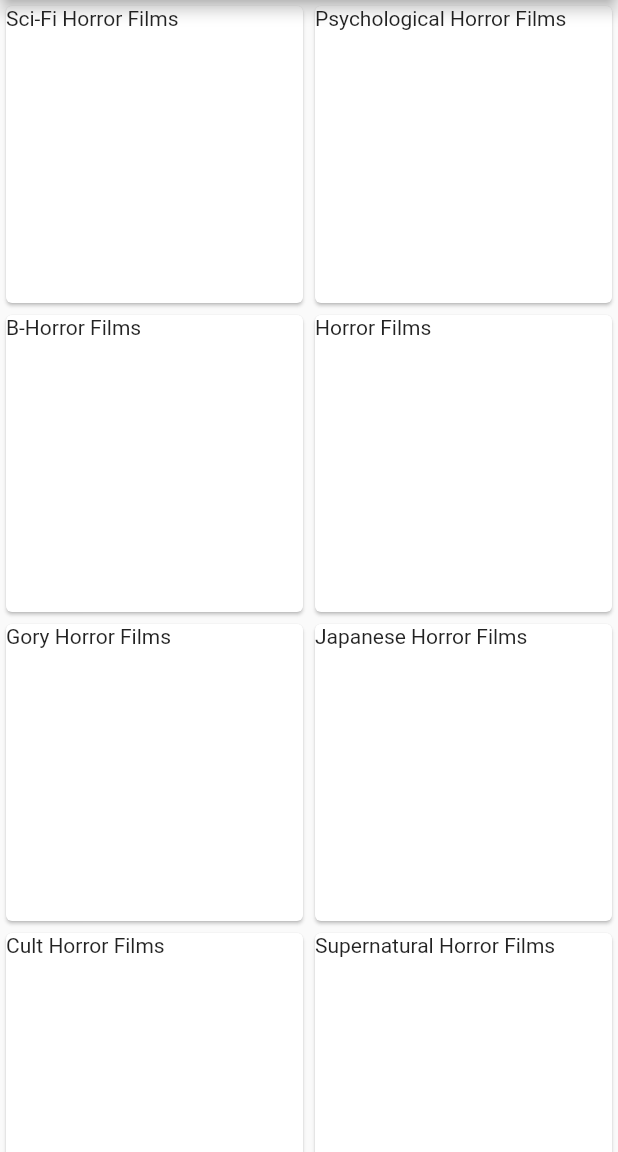
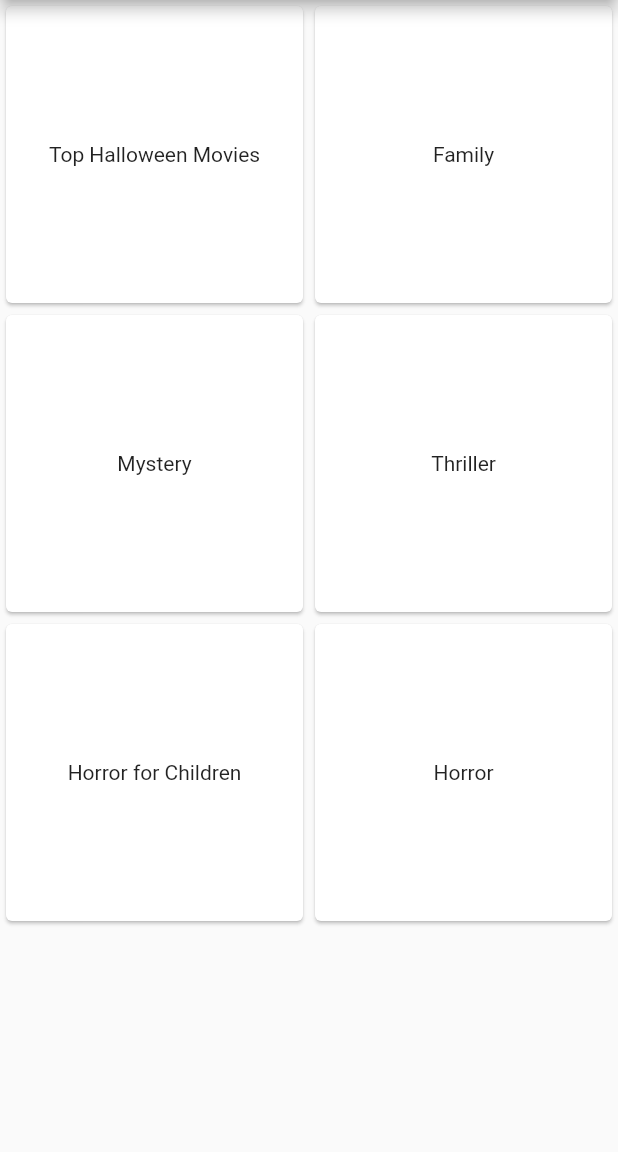
Before and after one commit to kylejava/HackorTreat2020, a Flutter app: the screen it shows after launch, on a phone screen of 412 x 824 dp, the part 84-1236 px from its top. Run offline on Flutter 3.47's test engine with Material 2 defaults, Android fonts, the phone set to English and light mode, and no system bars; our stand-ins replace flutter_spinkit.

```diff
--- a/lib/main.dart
+++ b/lib/main.dart
@@ -1,8 +1,10 @@
 import 'package:flutter/material.dart';
 import 'package:horrify/pages/home.dart';
 import 'package:horrify/pages/genrelist.dart';
-import 'package:horrify/services/loadToGenre.dart';
-
+import 'package:horrify/pages/loadToMovie.dart';
+import 'file:///C:/Users/Kyle/Desktop/code/DSCFlutterWorkshop/horrify/lib/pages/loadToGenre.dart';
+import 'package:horrify/pages/movielist.dart';
+import 'package:horrify/pages/loadToMovie.dart';
 void main() {
   runApp(MyApp());
 }
@@ -16,6 +18,8 @@ class MyApp extends StatelessWidget {
         '/home': (context) => HomeScreen(),
         '/genrelist': (context) => GenreList(),
         '/loadtogenre': (context) => LoadToGenre(),
+        '/movielist': (context) => MovieList(),
+        '/loadtomovie': (context) => LoadToMovie(),
       },
     );
   }
--- a/lib/pages/genrelist.dart
+++ b/lib/pages/genrelist.dart
@@ -22,14 +22,14 @@ class _GenreListState extends State<GenreList> {
             return GestureDetector(
               onTap: () =>
               {
-                Navigator.pushReplacementNamed(context, "/loadtogenre" , arguments: {
-                  'genreName': genres[index]['genre'],
-                  'genreId': genres[index]['netflixid']
+                Navigator.pushNamed(context, "/loadtogenre" , arguments: {
+                  'genreName': genres[index]['name'],
+                  'genreId': genres[index]['id']
                 })
 
               },
               child: Card(
-                child: Text(genres[index]['genre']),
+                child: Center(child: Text(genres[index]['name']),),
               ),
             );
           },
--- a/lib/services/ListOfGenres.dart
+++ b/lib/services/ListOfGenres.dart
@@ -1,18 +1,25 @@
-List genres = [{'genre': 'Sci-Fi Horror Films', 'netflixid': 1694},
-  {'genre': 'Psychological Horror Films', 'netflixid': 4809},
-  {'genre': 'B-Horror Films', 'netflixid': 8195},
-  {'genre': 'Horror Films', 'netflixid': 8711},
-  {'genre': 'Gory Horror Films', 'netflixid': 9509},
-  {'genre': 'Japanese Horror Films', 'netflixid': 10750},
-  {'genre': 'Cult Horror Films', 'netflixid': 10944},
-  {'genre': 'Supernatural Horror Films', 'netflixid': 42023},
-  {'genre': 'Deep Sea Horror Films', 'netflixid': 45028},
-  {'genre': 'Classic Horror Films', 'netflixid': 48303},
-  {'genre': 'Thai Horror Movies', 'netflixid': 65209},
-  {'genre': 'Zombie Horror Films', 'netflixid': 75405},
-  {'genre': 'Vampire Horror Films', 'netflixid': 75804},
-  {'genre': 'Werewolf Horror Films', 'netflixid': 75930},
-  {'genre': 'Horror Programmes', 'netflixid': 83059},
-  {'genre': 'Horror Comedies', 'netflixid': 89585},
-  {'genre': 'International Horror Movies', 'netflixid': 1475312},
-  {'genre': 'Thriller & Horror Anime', 'netflixid': 1663282}];
+List genres = [
+  {
+  "name": "Top Halloween Movies",
+  "id": 3335},
+  {
+    "name": "Family",
+    "id": 18035
+  },
+  {
+    "name": "Mystery",
+    "id": 10092
+  },
+  {
+    "name": "Thriller",
+    "id": 9950
+  },
+  {
+    "name": "Horror for Children",
+    "id": 183427
+  },
+  {
+  "name": "Horror",
+  "id": 8087
+  },
+  ];
```
Also changed, not shown: lib/pages/loadToGenre.dart (added, +60 -0 lines), lib/pages/loadToMovie.dart (added, +44 -0 lines), lib/pages/movielist.dart (added, +41 -0 lines), lib/services/loadToGenre.dart (deleted, +0 -24 lines).
